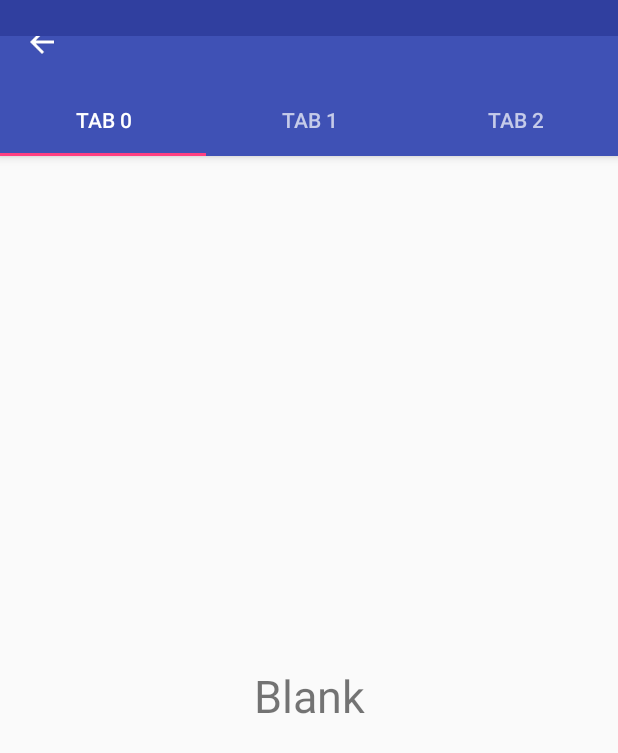
After one commit to lishide/BaseAndroidDev, an Android app: the TabLayDemoActivity screen opened directly, with no data from a screen before it, on a phone screen of 412 x 824 dp. The commit adds this screen. Shown: the top 753 px of the screen. Run offline under Robolectric (Android 15) with nearby library versions, the phone set to English and light mode, and no system bars.

Commit message:
TabLayout 使用

```diff
--- a/app/build.gradle
+++ b/app/build.gradle
@@ -1,12 +1,12 @@
 apply plugin: 'com.android.application'
 
 android {
-    compileSdkVersion 24
+    compileSdkVersion 25
     buildToolsVersion "24.0.3"
     defaultConfig {
         applicationId "com.example.dev"
         minSdkVersion 16
-        targetSdkVersion 24
+        targetSdkVersion 25
         versionCode 1
         versionName "1.0"
         testInstrumentationRunner "android.support.test.runner.AndroidJUnitRunner"
@@ -25,9 +25,9 @@ dependencies {
     androidTestCompile('com.android.support.test.espresso:espresso-core:2.2.2', {
         exclude group: 'com.android.support', module: 'support-annotations'
     })
-    compile 'com.android.support:appcompat-v7:24.2.1'
+    compile 'com.android.support:appcompat-v7:25.0.1'
     testCompile 'junit:junit:4.12'
-    compile 'com.android.support:support-v4:24.2.1'
+    compile 'com.android.support:support-v4:25.0.1'
     compile 'com.mcxiaoke.volley:library:1.0.19'
     compile 'com.github.bumptech.glide:glide:3.7.0'
     compile 'com.google.code.gson:gson:2.7'
--- a/app/src/main/AndroidManifest.xml
+++ b/app/src/main/AndroidManifest.xml
@@ -58,6 +58,7 @@
             android:screenOrientation="portrait"/>
         <activity android:name=".activity.CityPickerActivity"/>
         <activity android:name=".activity.GalleryActivity"/>
+        <activity android:name=".activity.TabLayDemoActivity"/>
     </application>
 
 </manifest>
--- /dev/null
+++ b/app/src/main/java/com/example/dev/activity/TabLayDemoActivity.java
@@ -0,0 +1,49 @@
+package com.example.dev.activity;
+
+import android.os.Bundle;
+import android.support.design.widget.TabLayout;
+import android.support.v4.app.Fragment;
+import android.support.v4.view.ViewPager;
+
+import com.base.adev.activity.BaseTabLayActivity;
+import com.base.adev.adapter.TabAdapter;
+import com.example.dev.R;
+import com.example.dev.fragment.TabLayFragment;
+
+public class TabLayDemoActivity extends BaseTabLayActivity {
+    private String title;
+
+    protected TabLayout tabLayout;
+    protected ViewPager viewPager;
+    protected TabAdapter adapterTab;
+
+    @Override
+    protected void initView() {
+        tabLayout = (TabLayout) findViewById(R.id.tabLayout);
+        viewPager = (ViewPager) findViewById(R.id.viewPager);
+    }
+
+    @Override
+    protected void initLogic() {
+        mToolbar.setTitle(title);
+
+        adapterTab = new TabAdapter(getSupportFragmentManager());
+
+        for (int i = 0; i < 3; i++) {
+            TabLayFragment fragment = new TabLayFragment();
+            addFragment(fragment, "TAB " + i);
+        }
+    }
+
+    @Override
+    protected void getBundleExtras(Bundle extras) {
+        title = extras.getString("title");
+    }
+
+    protected void addFragment(Fragment fragment, String title) {
+        adapterTab.addFragment(fragment, title);
+        adapterTab.notifyDataSetChanged();
+        viewPager.setAdapter(adapterTab);
+        tabLayout.setupWithViewPager(viewPager);
+    }
+}
--- a/app/src/main/java/com/example/dev/fragment/HomeFragment.java
+++ b/app/src/main/java/com/example/dev/fragment/HomeFragment.java
@@ -15,6 +15,7 @@ import com.example.dev.activity.CityPickerActivity;
 import com.example.dev.activity.CoverFlowDemoActivity;
 import com.example.dev.activity.GalleryActivity;
 import com.example.dev.activity.LikeIosDialogActivity;
+import com.example.dev.activity.TabLayDemoActivity;
 import com.example.dev.activity.TextDemoActivity;
 import com.example.dev.adapter.MainWidgetAdapter;
 import com.example.dev.listener.OnItemClickListener;
@@ -80,6 +81,10 @@ public class HomeFragment extends BaseFragment {
                         bundle.putString("title", getString(R.string.text_gallery));
                         readyGo(GalleryActivity.class, bundle);
                         break;
+                    case 5:
+                        bundle.putString("title", getString(R.string.text_tab_lay));
+                        readyGo(TabLayDemoActivity.class, bundle);
+                        break;
                 }
             }
         });
@@ -87,7 +92,7 @@ public class HomeFragment extends BaseFragment {
 
     @Override
     protected void initLogic(View view) {
-      setCenterTitle(R.string.tab1);
+        setCenterTitle(R.string.tab1);
     }
 
     @Override
--- /dev/null
+++ b/app/src/main/java/com/example/dev/fragment/TabLayFragment.java
@@ -0,0 +1,73 @@
+package com.example.dev.fragment;
+
+import android.content.Context;
+import android.os.Bundle;
+import android.support.annotation.Nullable;
+import android.support.v4.app.Fragment;
+import android.view.LayoutInflater;
+import android.view.View;
+import android.view.ViewGroup;
+
+import com.example.dev.R;
+
+public class TabLayFragment extends Fragment {
+    private Context context;
+
+    //控件是否已经初始化
+    private boolean isCreateView = false;
+    //是否已经加载过数据
+    private boolean isLoadData = false;
+    private View view;
+
+    @Override
+    public View onCreateView(LayoutInflater inflater, ViewGroup container, Bundle savedInstanceState) {
+//        View view = inflater.inflate(R.layout.fragment_video_list, null);
+        if (null != view) {
+            ViewGroup parent = (ViewGroup) view.getParent();
+            if (null != parent) {
+                parent.removeView(view);
+            }
+        } else {
+            view = inflater.inflate(R.layout.fragment_blank, null);
+            initView(view);// 控件初始化
+        }
+
+        isCreateView = true;
+        return view;
+    }
+
+    private void initView(View view) {
+        context = getActivity();
+    }
+
+    //此方法在控件初始化前调用，所以不能在此方法中直接操作控件会出现空指针
+    @Override
+    public void setUserVisibleHint(boolean isVisibleToUser) {
+        super.setUserVisibleHint(isVisibleToUser);
+        if (isVisibleToUser && isCreateView) {
+            lazyLoad();
+        }
+    }
+
+    private void lazyLoad() {
+        //如果没有加载过就加载，否则就不再加载了
+        if (!isLoadData) {
+            //加载数据操作
+
+            isLoadData = true;
+        }
+    }
+
+    @Override
+    public void onActivityCreated(@Nullable Bundle savedInstanceState) {
+        super.onActivityCreated(savedInstanceState);
+        //第一个fragment会调用
+        if (getUserVisibleHint())
+            lazyLoad();
+    }
+
+    @Override
+    public void onDestroyView() {
+        super.onDestroyView();
+    }
+}
--- a/app/src/main/res/values/array.xml
+++ b/app/src/main/res/values/array.xml
@@ -6,6 +6,7 @@
         <item>仿iOS的Dialog</item>
         <item>省市区三级联动</item>
         <item>图片/视频文件选择器</item>
+        <item>TabLayout 示例</item>
     </string-array>
 
     <string-array name="main_item_des">
@@ -14,5 +15,6 @@
         <item>仿iOS的Dialog示例</item>
         <item>CityPicker 高仿iOS 滚轮实现 省市区 城市选择三级联动</item>
         <item>支持多选、单选、拍摄和裁剪，主题可自定义，无强制绑定第三方图片加载器。</item>
+        <item>Material Design 之 TabLayout 使用</item>
     </string-array>
 </resources>
--- a/app/src/main/res/values/strings.xml
+++ b/app/src/main/res/values/strings.xml
@@ -18,5 +18,6 @@
     <string name="text_open">打开</string>
     <string name="text_single">单选</string>
     <string name="text_multi">多选</string>
+    <string name="text_tab_lay">TabLayout 示例</string>
 
 </resources>
--- a/base-android-dev/build.gradle
+++ b/base-android-dev/build.gradle
@@ -1,12 +1,12 @@
 apply plugin: 'com.android.library'
 
 android {
-    compileSdkVersion 24
+    compileSdkVersion 25
     buildToolsVersion "24.0.3"
     defaultConfig {
 
         minSdkVersion 15
-        targetSdkVersion 24
+        targetSdkVersion 25
         versionCode 1
         versionName "1.0"
         testInstrumentationRunner "android.support.test.runner.AndroidJUnitRunner"
@@ -25,7 +25,7 @@ dependencies {
     androidTestCompile('com.android.support.test.espresso:espresso-core:2.2.2', {
         exclude group: 'com.android.support', module: 'support-annotations'
     })
-    compile 'com.android.support:appcompat-v7:24.2.1'
+    compile 'com.android.support:appcompat-v7:25.0.1'
     testCompile 'junit:junit:4.12'
 
     compile 'com.mcxiaoke.volley:library:1.0.19'
--- /dev/null
+++ b/base-android-dev/src/main/java/com/base/adev/activity/BaseTabLayActivity.java
@@ -0,0 +1,29 @@
+package com.base.adev.activity;
+
+import android.os.Bundle;
+
+import com.base.adev.R;
+
+public class BaseTabLayActivity extends BaseActivity {
+
+    @Override
+    protected void initContentView(Bundle bundle) {
+        setContentView(R.layout.base_activity_tab_layout);
+    }
+
+    @Override
+    protected void initView() {
+
+    }
+
+    @Override
+    protected void initLogic() {
+
+    }
+
+    @Override
+    protected void getBundleExtras(Bundle extras) {
+
+    }
+
+}
--- /dev/null
+++ b/base-android-dev/src/main/java/com/base/adev/adapter/TabAdapter.java
@@ -0,0 +1,37 @@
+package com.base.adev.adapter;
+
+import android.support.v4.app.Fragment;
+import android.support.v4.app.FragmentManager;
+import android.support.v4.app.FragmentStatePagerAdapter;
+
+import java.util.ArrayList;
+import java.util.List;
+
+public class TabAdapter extends FragmentStatePagerAdapter {
+    private final List<Fragment> mFragmentList = new ArrayList<>();
+    private final List<String> mFragmentTitleList = new ArrayList<>();
+
+    public TabAdapter(FragmentManager fm) {
+        super(fm);
+    }
+
+    public void addFragment(Fragment fragment, String title) {
+        mFragmentList.add(fragment);
+        mFragmentTitleList.add(title);
+    }
+
+    @Override
+    public CharSequence getPageTitle(int position) {
+        return mFragmentTitleList.get(position);
+    }
+
+    @Override
+    public Fragment getItem(int position) {
+        return mFragmentList.get(position);
+    }
+
+    @Override
+    public int getCount() {
+        return mFragmentList.size();
+    }
+}
--- /dev/null
+++ b/base-android-dev/src/main/res/layout/base_activity_tab_layout.xml
@@ -0,0 +1,31 @@
+<?xml version="1.0" encoding="utf-8"?>
+<android.support.design.widget.CoordinatorLayout
+    xmlns:android="http://schemas.android.com/apk/res/android"
+    xmlns:app="http://schemas.android.com/apk/res-auto"
+    android:layout_width="match_parent"
+    android:layout_height="match_parent"
+    android:orientation="vertical">
+
+    <android.support.design.widget.AppBarLayout
+        android:layout_width="match_parent"
+        android:layout_height="wrap_content"
+        android:theme="@style/ThemeOverlay.AppCompat.Dark.ActionBar">
+
+        <include
+            layout="@layout/layout_toolbar"
+            app:layout_scrollFlags="scroll|enterAlways"/>
+
+        <android.support.design.widget.TabLayout
+            android:id="@+id/tabLayout"
+            android:layout_width="match_parent"
+            android:layout_height="wrap_content"
+            app:tabGravity="fill"
+            app:tabMode="fixed"/>
+    </android.support.design.widget.AppBarLayout>
+
+    <android.support.v4.view.ViewPager
+        android:id="@+id/viewPager"
+        android:layout_width="match_parent"
+        android:layout_height="match_parent"
+        app:layout_behavior="@string/appbar_scrolling_view_behavior"/>
+</android.support.design.widget.CoordinatorLayout>
```
